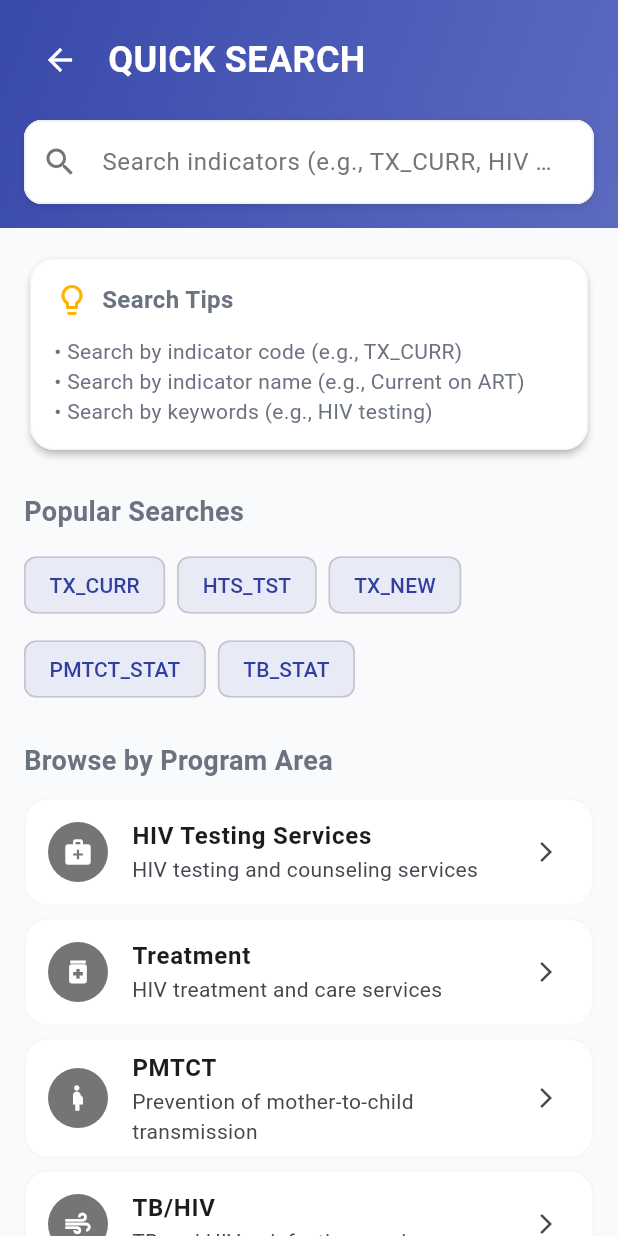
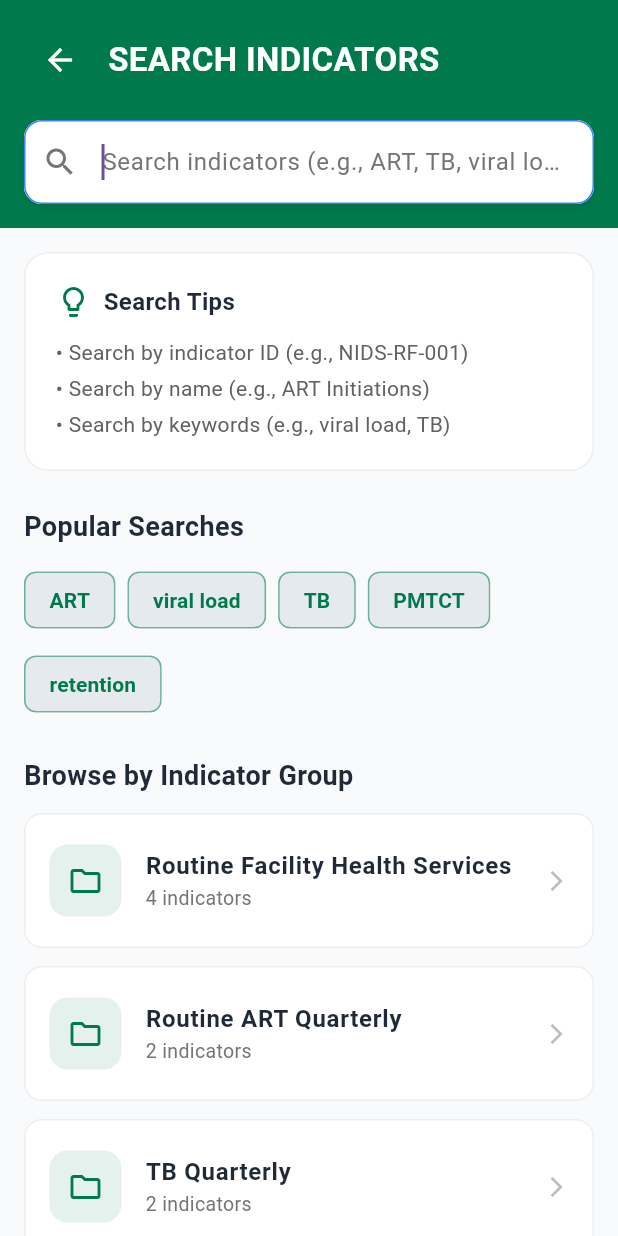
Before and after one commit to seventeen-squares/hiv_mer, a Flutter app: the SearchScreen screen opened by its route, on a phone screen of 412 x 824 dp. Run offline on Flutter 3.47's test engine with Material 3 defaults, Android fonts, the phone set to English and light mode, and no system bars; our stand-ins replace shared_preferences; accounts and stored records are empty; generated files the repository leaves out were written again; Roboto replaces fonts that are missing (SF Pro Display).

Commit message:
worked on fixes

```diff
--- a/lib/src/home/home_screen.dart
+++ b/lib/src/home/home_screen.dart
@@ -40,7 +40,8 @@ class _HomeScreenState extends State<HomeScreen> {
       final stats = _indicatorService.getStatistics();
 
       // Load recent updates
-      final updatesJson = await rootBundle.loadString('assets/data/recent_updates.json');
+      final updatesJson =
+          await rootBundle.loadString('assets/data/recent_updates.json');
       final updatesList = jsonDecode(updatesJson) as List<dynamic>;
       final updates = updatesList
           .map((json) => Map<String, String>.from(json as Map))
--- a/lib/src/indicators/indicators_screen.dart
+++ b/lib/src/indicators/indicators_screen.dart
@@ -39,7 +39,8 @@ class _IndicatorsScreenState extends State<IndicatorsScreen> {
       final indicatorsByGroup = <String, List<SAIndicator>>{};
 
       for (final group in groups) {
-        indicatorsByGroup[group.id] = _indicatorService.getIndicatorsByGroup(group.id);
+        indicatorsByGroup[group.id] =
+            _indicatorService.getIndicatorsByGroup(group.id);
       }
 
       setState(() {
@@ -236,7 +237,8 @@ class _IndicatorsScreenState extends State<IndicatorsScreen> {
                 final indicator = entry.value;
                 return Column(
                   children: [
-                    if (index > 0) Divider(height: 1, color: Colors.grey.shade200),
+                    if (index > 0)
+                      Divider(height: 1, color: Colors.grey.shade200),
                     ListTile(
                       contentPadding: const EdgeInsets.all(16),
                       leading: _buildStatusBadge(indicator.status),
--- a/lib/src/search/search_screen.dart
+++ b/lib/src/search/search_screen.dart
@@ -1,8 +1,10 @@
 import 'package:flutter/material.dart';
-import '../models/mer_models.dart';
-import '../services/mer_data_service.dart';
+import '../models/sa_indicator.dart';
+import '../models/indicator_group.dart';
+import '../services/sa_indicator_service.dart';
 import '../indicators/indicator_detail_screen.dart';
 import '../utils/app_colors.dart';
+import '../utils/constants.dart';
 
 class SearchScreen extends StatefulWidget {
   static const routeName = '/search';
@@ -14,11 +16,11 @@ class SearchScreen extends StatefulWidget {
 }
 
 class _SearchScreenState extends State<SearchScreen> {
-  final MERDataService _dataService = MERDataService();
+  final _indicatorService = SAIndicatorService.instance;
   final TextEditingController _searchController = TextEditingController();
   final FocusNode _searchFocusNode = FocusNode();
 
-  List<MERIndicator> _searchResults = [];
+  List<SAIndicator> _searchResults = [];
   bool _isLoading = true;
   bool _hasSearched = false;
 
@@ -27,6 +29,10 @@ class _SearchScreenState extends State<SearchScreen> {
     super.initState();
     _loadData();
     _searchController.addListener(_onSearchChanged);
+    // Auto-focus search field
+    WidgetsBinding.instance.addPostFrameCallback((_) {
+      _searchFocusNode.requestFocus();
+    });
   }
 
   @override
@@ -38,17 +44,33 @@ class _SearchScreenState extends State<SearchScreen> {
   }
 
   Future<void> _loadData() async {
-    await _dataService.loadData();
+    try {
+      if (!_indicatorService.isLoaded) {
+        await _indicatorService.loadIndicators();
+      }
+      setState(() {
+        _isLoading = false;
+      });
+    } catch (e) {
       setState(() {
         _isLoading = false;
       });
     }
+  }
 
   void _onSearchChanged() {
     final query = _searchController.text;
+    if (query.isEmpty) {
       setState(() {
-      _hasSearched = query.isNotEmpty;
-      _searchResults = _dataService.searchIndicators(query);
+        _hasSearched = false;
+        _searchResults = [];
+      });
+      return;
+    }
+
+    setState(() {
+      _hasSearched = true;
+      _searchResults = _indicatorService.searchIndicators(query);
     });
   }
 
@@ -67,14 +89,7 @@ class _SearchScreenState extends State<SearchScreen> {
             Container(
               padding: const EdgeInsets.all(16.0),
               decoration: BoxDecoration(
-                gradient: LinearGradient(
-                  begin: Alignment.topLeft,
-                  end: Alignment.bottomRight,
-                  colors: [
-                    Colors.indigo.shade600,
-                    Colors.indigo.shade400,
-                  ],
-                ),
+                color: saGovernmentGreen,
               ),
               child: Column(
                 crossAxisAlignment: CrossAxisAlignment.start,
@@ -91,10 +106,10 @@ class _SearchScreenState extends State<SearchScreen> {
                       const SizedBox(width: 8),
                       const Expanded(
                         child: Text(
-                          'QUICK SEARCH',
+                          'SEARCH INDICATORS',
                           style: TextStyle(
                             color: Colors.white,
-                            fontSize: 24,
+                            fontSize: 22,
                             fontWeight: FontWeight.bold,
                           ),
                         ),
@@ -124,7 +139,7 @@ class _SearchScreenState extends State<SearchScreen> {
                       focusNode: _searchFocusNode,
                       decoration: InputDecoration(
                         hintText:
-                            'Search indicators (e.g., TX_CURR, HIV Testing)',
+                            'Search indicators (e.g., ART, TB, viral load)',
                         hintStyle: TextStyle(
                           color: AppColors.getTertiaryTextColor(context),
                           fontSize: 16,
@@ -186,14 +201,8 @@ class _SearchScreenState extends State<SearchScreen> {
   }
 
   Widget _buildSearchSuggestions() {
-    final popularSearches = [
-      'TX_CURR',
-      'HTS_TST',
-      'TX_NEW',
-      'PMTCT_STAT',
-      'TB_STAT'
-    ];
-    final recentPrograms = _dataService.programAreas.take(4).toList();
+    final popularSearches = ['ART', 'viral load', 'TB', 'PMTCT', 'retention'];
+    final groups = _indicatorService.getAllGroups().take(5).toList();
 
     return SingleChildScrollView(
       padding: const EdgeInsets.all(16.0),
@@ -201,34 +210,43 @@ class _SearchScreenState extends State<SearchScreen> {
         crossAxisAlignment: CrossAxisAlignment.start,
         children: [
           // Search Tips
-          Card(
-            elevation: 2,
-            child: Padding(
-              padding: const EdgeInsets.all(16.0),
+          Container(
+            padding: const EdgeInsets.all(20),
+            decoration: BoxDecoration(
+              color: Colors.white,
+              borderRadius: BorderRadius.circular(16),
+              border: Border.all(
+                color: Colors.grey.shade200,
+                width: 1,
+              ),
+            ),
             child: Column(
               crossAxisAlignment: CrossAxisAlignment.start,
               children: [
                 Row(
                   children: [
-                      Icon(Icons.lightbulb_outline,
-                          color: Colors.amber.shade600),
+                    Icon(Icons.lightbulb_outline, color: saGovernmentGreen),
                     const SizedBox(width: 8),
                     const Text(
                       'Search Tips',
                       style: TextStyle(
                         fontSize: 16,
                         fontWeight: FontWeight.bold,
+                        color: Color(0xFF1F2937),
                       ),
                     ),
                   ],
                 ),
                 const SizedBox(height: 12),
-                  const Text('• Search by indicator code (e.g., TX_CURR)'),
-                  const Text(
-                      '• Search by indicator name (e.g., Current on ART)'),
-                  const Text('• Search by keywords (e.g., HIV testing)'),
+                Text('• Search by indicator ID (e.g., NIDS-RF-001)',
+                    style: TextStyle(color: Colors.grey.shade700)),
+                const SizedBox(height: 4),
+                Text('• Search by name (e.g., ART Initiations)',
+                    style: TextStyle(color: Colors.grey.shade700)),
+                const SizedBox(height: 4),
+                Text('• Search by keywords (e.g., viral load, TB)',
+                    style: TextStyle(color: Colors.grey.shade700)),
               ],
-              ),
             ),
           ),
 
@@ -240,6 +258,7 @@ class _SearchScreenState extends State<SearchScreen> {
             style: TextStyle(
               fontSize: 18,
               fontWeight: FontWeight.bold,
+              color: Color(0xFF1F2937),
             ),
           ),
           const SizedBox(height: 12),
@@ -254,19 +273,18 @@ class _SearchScreenState extends State<SearchScreen> {
 
           const SizedBox(height: 24),
 
-          // Browse by Program Area
+          // Browse by Group
           const Text(
-            'Browse by Program Area',
+            'Browse by Indicator Group',
             style: TextStyle(
               fontSize: 18,
               fontWeight: FontWeight.bold,
+              color: Color(0xFF1F2937),
             ),
           ),
           const SizedBox(height: 12),
 
-          ...recentPrograms
-              .map((program) => _buildProgramAreaTile(program))
-              .toList(),
+          ...groups.map((group) => _buildGroupTile(group)).toList(),
         ],
       ),
     );
@@ -277,34 +295,60 @@ class _SearchScreenState extends State<SearchScreen> {
       label: Text(searchTerm),
       onPressed: () {
         _searchController.text = searchTerm;
-        _searchFocusNode.unfocus();
+        _searchFocusNode.requestFocus();
       },
-      backgroundColor: Colors.indigo.shade50,
-      labelStyle: TextStyle(color: Colors.indigo.shade700),
+      backgroundColor: saGovernmentGreen.withOpacity(0.1),
+      labelStyle:
+          TextStyle(color: saGovernmentGreen, fontWeight: FontWeight.w600),
+      side: BorderSide(color: saGovernmentGreen.withOpacity(0.3)),
     );
   }
 
-  Widget _buildProgramAreaTile(ProgramArea program) {
-    return Card(
-      margin: const EdgeInsets.only(bottom: 8),
+  Widget _buildGroupTile(IndicatorGroup group) {
+    return Container(
+      margin: const EdgeInsets.only(bottom: 12),
+      decoration: BoxDecoration(
+        color: Colors.white,
+        borderRadius: BorderRadius.circular(12),
+        border: Border.all(
+          color: Colors.grey.shade200,
+          width: 1,
+        ),
+      ),
       child: ListTile(
-        leading: CircleAvatar(
-          backgroundColor: _getProgramColor(program.color),
+        contentPadding: const EdgeInsets.symmetric(horizontal: 16, vertical: 8),
+        leading: Container(
+          width: 48,
+          height: 48,
+          decoration: BoxDecoration(
+            color: saGovernmentGreen.withOpacity(0.1),
+            borderRadius: BorderRadius.circular(12),
+          ),
           child: Icon(
-            _getProgramIcon(program.icon),
-            color: Colors.white,
-            size: 20,
+            Icons.folder_outlined,
+            color: saGovernmentGreen,
+            size: 24,
           ),
         ),
         title: Text(
-          program.name,
-          style: const TextStyle(fontWeight: FontWeight.w600),
+          group.name,
+          style: const TextStyle(
+            fontWeight: FontWeight.w600,
+            color: Color(0xFF1F2937),
           ),
-        subtitle: Text(program.description),
-        trailing: const Icon(Icons.arrow_forward_ios, size: 16),
+        ),
+        subtitle: Text(
+          '${group.indicatorCount} indicators',
+          style: TextStyle(
+            fontSize: 13,
+            color: Colors.grey.shade600,
+          ),
+        ),
+        trailing: Icon(Icons.arrow_forward_ios,
+            size: 16, color: Colors.grey.shade400),
         onTap: () {
-          _searchController.text = program.id;
-          _searchFocusNode.unfocus();
+          _searchController.text = group.name;
+          _searchFocusNode.requestFocus();
         },
       ),
     );
@@ -353,10 +397,17 @@ class _SearchScreenState extends State<SearchScreen> {
     );
   }
 
-  Widget _buildIndicatorCard(MERIndicator indicator) {
-    return Card(
+  Widget _buildIndicatorCard(SAIndicator indicator) {
+    return Container(
       margin: const EdgeInsets.only(bottom: 12),
-      elevation: 2,
+      decoration: BoxDecoration(
+        color: Colors.white,
+        borderRadius: BorderRadius.circular(12),
+        border: Border.all(
+          color: Colors.grey.shade200,
+          width: 1,
+        ),
+      ),
       child: InkWell(
         onTap: () {
           Navigator.of(context).pushNamed(
@@ -364,7 +415,7 @@ class _SearchScreenState extends State<SearchScreen> {
             arguments: indicator,
           );
         },
-        borderRadius: BorderRadius.circular(8),
+        borderRadius: BorderRadius.circular(12),
         child: Padding(
           padding: const EdgeInsets.all(16.0),
           child: Column(
@@ -374,39 +425,48 @@ class _SearchScreenState extends State<SearchScreen> {
                 children: [
                   Container(
                     padding:
-                        const EdgeInsets.symmetric(horizontal: 8, vertical: 4),
+                        const EdgeInsets.symmetric(horizontal: 10, vertical: 6),
                     decoration: BoxDecoration(
-                      color: _getProgramColor(indicator.programArea),
-                      borderRadius: BorderRadius.circular(4),
+                      color: saGovernmentGreen.withOpacity(0.1),
+                      borderRadius: BorderRadius.circular(6),
+                      border: Border.all(
+                        color: saGovernmentGreen.withOpacity(0.3),
+                        width: 1,
+                      ),
                     ),
                     child: Text(
-                      indicator.code,
-                      style: const TextStyle(
-                        color: Colors.white,
+                      indicator.indicatorId,
+                      style: TextStyle(
+                        color: saGovernmentGreen,
                         fontSize: 12,
                         fontWeight: FontWeight.bold,
                       ),
                     ),
                   ),
                   const Spacer(),
-                  Text(
-                    indicator.programArea,
-                    style: TextStyle(
-                      color: Colors.grey.shade600,
-                      fontSize: 12,
-                    ),
-                  ),
+                  _buildStatusBadge(indicator.status),
                 ],
               ),
-              const SizedBox(height: 8),
+              const SizedBox(height: 12),
               Text(
                 indicator.name,
                 style: const TextStyle(
                   fontSize: 16,
-                  fontWeight: FontWeight.bold,
+                  fontWeight: FontWeight.w600,
+                  color: Color(0xFF1F2937),
                 ),
               ),
+              if (indicator.shortname.isNotEmpty) ...[
                 const SizedBox(height: 4),
+                Text(
+                  indicator.shortname,
+                  style: TextStyle(
+                    color: Colors.grey.shade600,
+                    fontSize: 13,
+                  ),
+                ),
+              ],
+              const SizedBox(height: 8),
               Text(
                 indicator.definition,
                 style: TextStyle(
@@ -416,7 +476,7 @@ class _SearchScreenState extends State<SearchScreen> {
                 maxLines: 2,
                 overflow: TextOverflow.ellipsis,
               ),
-              const SizedBox(height: 8),
+              const SizedBox(height: 12),
               Row(
                 children: [
                   Icon(Icons.schedule, size: 16, color: Colors.grey.shade500),
@@ -429,10 +489,11 @@ class _SearchScreenState extends State<SearchScreen> {
                     ),
                   ),
                   const SizedBox(width: 16),
-                  Icon(Icons.category, size: 16, color: Colors.grey.shade500),
+                  Icon(Icons.science_outlined,
+                      size: 16, color: Colors.grey.shade500),
                   const SizedBox(width: 4),
                   Text(
-                    '${indicator.disaggregations.length} disaggregations',
+                    indicator.factorType,
                     style: TextStyle(
                       color: Colors.grey.shade600,
                       fontSize: 12,
@@ -447,41 +508,48 @@ class _SearchScreenState extends State<SearchScreen> {
     );
   }
 
-  Color _getProgramColor(String program) {
-    switch (program.toLowerCase()) {
-      case 'hts':
-        return Colors.blue.shade600;
-      case 'tx':
-        return Colors.green.shade600;
-      case 'pmtct':
-        return Colors.pink.shade600;
-      case 'tb':
-        return Colors.orange.shade600;
-      case 'kp':
-        return Colors.purple.shade600;
-      case 'ovc':
-        return Colors.teal.shade600;
-      default:
-        return Colors.grey.shade600;
+  Widget _buildStatusBadge(IndicatorStatus status) {
+    Color bgColor;
+    Color textColor;
+    String label;
+
+    switch (status) {
+      case IndicatorStatus.newIndicator:
+        bgColor = const Color(0xFFDCFCE7);
+        textColor = const Color(0xFF166534);
+        label = 'NEW';
+        break;
+      case IndicatorStatus.amended:
+        bgColor = const Color(0xFFDBEAFE);
+        textColor = const Color(0xFF1E40AF);
+        label = 'AMENDED';
+        break;
+      case IndicatorStatus.retainedWithNew:
+        bgColor = const Color(0xFFFED7AA);
+        textColor = const Color(0xFF9A3412);
+        label = 'RETAINED+';
+        break;
+      case IndicatorStatus.retainedWithoutNew:
+        bgColor = const Color(0xFFF3F4F6);
+        textColor = const Color(0xFF4B5563);
+        label = 'RETAINED';
+        break;
+    }
+
+    return Container(
+      padding: const EdgeInsets.symmetric(horizontal: 8, vertical: 4),
+      decoration: BoxDecoration(
+        color: bgColor,
+        borderRadius: BorderRadius.circular(4),
+      ),
+      child: Text(
+        label,
+        style: TextStyle(
+          color: textColor,
+          fontSize: 11,
+          fontWeight: FontWeight.bold,
+        ),
+      ),
+    );
   }
 }
-
-  IconData _getProgramIcon(String icon) {
-    switch (icon.toLowerCase()) {
-      case 'medical_services':
-        return Icons.medical_services;
-      case 'medication':
-        return Icons.medication;
-      case 'pregnant_woman':
-        return Icons.pregnant_woman;
-      case 'air':
-        return Icons.air;
-      case 'group':
-        return Icons.group;
-      case 'child_care':
-        return Icons.child_care;
-      default:
-        return Icons.info;
-    }
-  }
-}
```
Also changed, not shown: lib/src/indicators/indicator_detail_screen.dart (+7 -5 lines), lib/src/home/widgets/nids_header.dart (line endings or trailing spaces), lib/src/home/widgets/recent_updates_section.dart (indentation only). Lines whose indentation alone changed are shown as unchanged.
